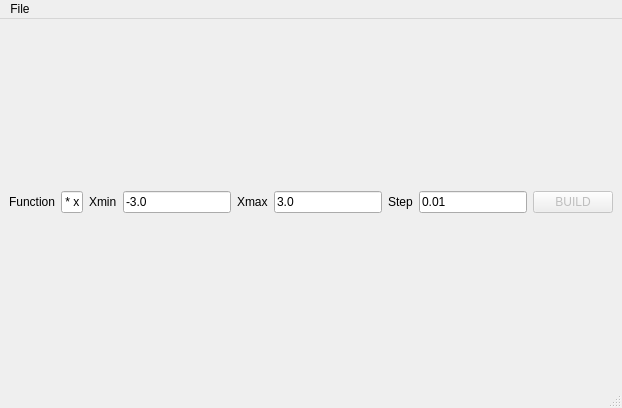
Qt form src/mainwindow.ui (sergewhite1/graph-builder) before a commit.
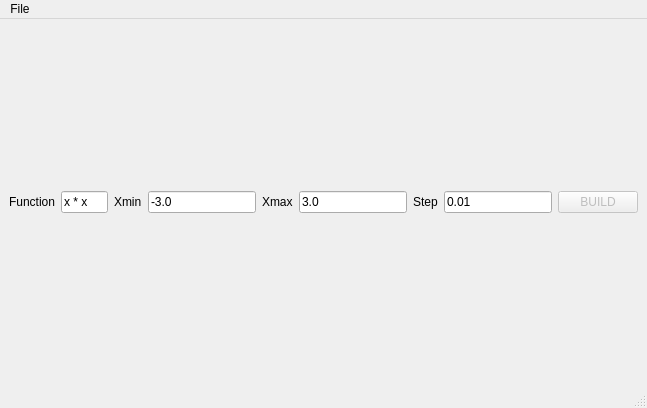
The same form after that commit.

The edit to the form file:
```diff
--- a/src/mainwindow.ui
+++ b/src/mainwindow.ui
@@ -6,7 +6,7 @@
    <rect>
     <x>0</x>
     <y>0</y>
-    <width>561</width>
+    <width>647</width>
     <height>408</height>
    </rect>
   </property>
@@ -81,7 +81,7 @@
            <string>3.0</string>
           </property>
           <property name="readOnly">
-           <bool>true</bool>
+           <bool>false</bool>
           </property>
          </widget>
         </item>
@@ -129,7 +129,7 @@
     <rect>
      <x>0</x>
      <y>0</y>
-     <width>561</width>
+     <width>647</width>
      <height>22</height>
     </rect>
    </property>
```
